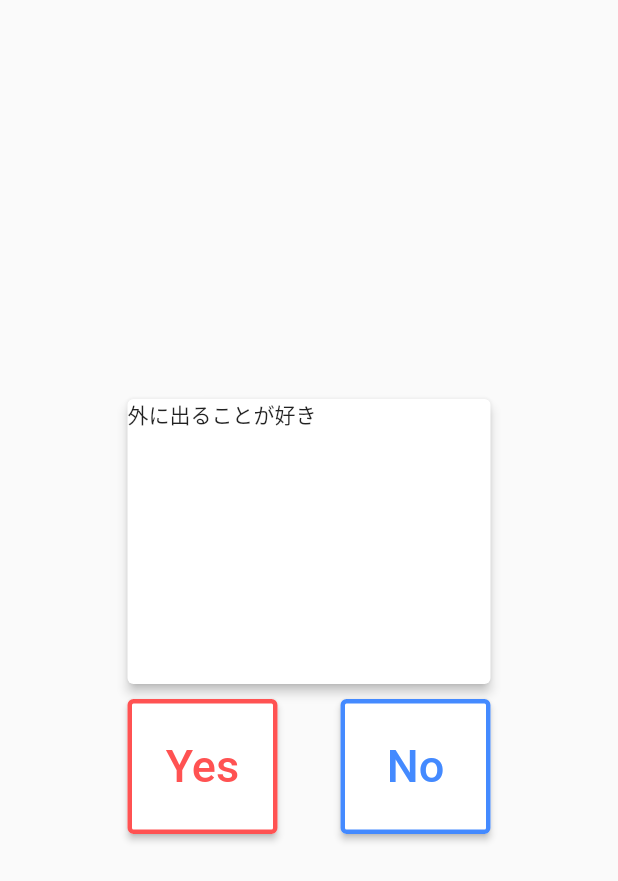
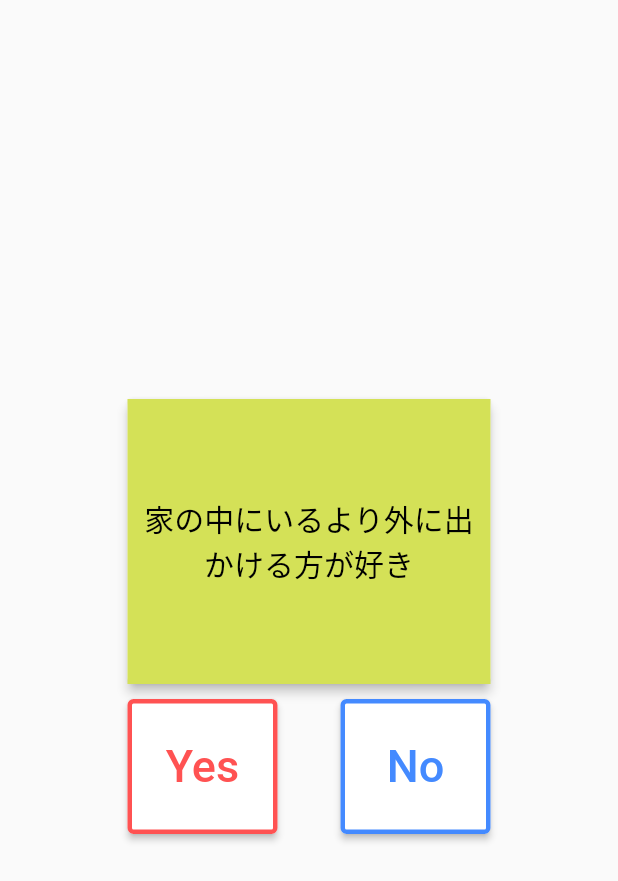
Before and after one commit to kazumahashimoto-rikoten/sorting_hat, a Flutter app: the screen it shows after launch, after a tap on "スタート", on a phone screen of 412 x 824 dp. Shown: the top 881 px of the screen. Run offline on Flutter 3.47's test engine with Material 2 defaults, Android fonts, the phone set to English and light mode, and no system bars; our stand-ins replace flutter_hooks, hooks_riverpod.

Commit message:
質問画面の調整完了

```diff
--- a/lib/main.dart
+++ b/lib/main.dart
@@ -1,9 +1,6 @@
 import 'package:flutter/material.dart';
 import 'package:hooks_riverpod/hooks_riverpod.dart';
 import 'package:sorting_hat/question_screen.dart';
-
-final helloWorldProvider = Provider((_) => 'Hello world'); //プロバイダにクラスを入れることもできる
-//複数指定できる
 
 void main() {
   runApp(
@@ -18,8 +15,6 @@ class MyApp extends HookConsumerWidget {
 
   @override
   Widget build(BuildContext context, WidgetRef ref) {
-    final String value = ref.watch(helloWorldProvider);
-
     return MaterialApp(
       title: 'Flutter Demo',
       theme: ThemeData(
@@ -36,9 +31,6 @@ class StartPage extends HookConsumerWidget {
   @override
   Widget build(BuildContext context, WidgetRef ref) {
     return Scaffold(
-        appBar: AppBar(
-          title: Text('hoge'),
-        ),
         body: Center(
       child: ElevatedButton(
           onPressed: () {
--- a/lib/question_screen.dart
+++ b/lib/question_screen.dart
@@ -7,12 +7,37 @@ import 'dart:math' as math;
 
 class QuestionScreen extends HookConsumerWidget {
   QuestionScreen({Key? key}) : super(key: key);
+  Map score = {"joho": 0, "somu": 0, "zaimu": 0, "kikaku": 0, "koho": 0};
 
   @override
   Widget build(BuildContext context, WidgetRef ref) {
     final i = useState(0);
-    Map score = {"joho": 0, "somu": 0, "zaimu": 0, "kikaku": 0, "koho": 0};
+    var currentQuestion;
+    int? maxValue;
+    String maxKey = '';
 
+    var selectQuestion = (() {
+      if (i.value == 0) {
+        var fQuestions = ref.watch(quesProvider)['first_questions'];
+        int qLength = fQuestions!.length;
+        int random = math.Random().nextInt(qLength);
+        currentQuestion = fQuestions[random];
+        return Text(currentQuestion['question'].toString());
+      } else if (i.value == 1) {
+        var secQuestions = ref.watch(quesProvider)['second_questions'];
+        int qLength = secQuestions!.length;
+        int random = math.Random().nextInt(qLength);
+        currentQuestion = secQuestions[random];
+        return Text(currentQuestion['question'].toString());
+      } else {
+        var otherQuestions = ref.watch(quesProvider)['other_questions'];
+        int qLength = otherQuestions!.length;
+        int random = math.Random().nextInt(qLength);
+        currentQuestion = otherQuestions[random];
+        ref.read(quesProvider)['other_questions']!.removeAt(random);
+        return Text(currentQuestion['question'].toString());
+      }
+    })();
     return WillPopScope(
       onWillPop: () async => false, //スワイプで戻れないように
       child: Scaffold(
@@ -25,57 +50,34 @@ class QuestionScreen extends HookConsumerWidget {
               children: [
                 Card(
                   elevation: 3,
-                  margin: EdgeInsets.only(top: 4, bottom: 6, left: 4, right: 4),
-                  child: SizedBox(
-                    width: 250,
-                    height: 190,
-                    child: (() {
-                      if (i.value == 0) {
-                        var fQuestions =
-                            ref.watch(quesProvider)['first_questions'];
-                        int qLength = fQuestions!.length;
-                        int random = math.Random().nextInt(qLength);
-                        return Text(fQuestions[random]['question'].toString());
-                      } else if (i.value == 1) {
-                        var secQuestions =
-                            ref.watch(quesProvider)['second_questions'];
-                        int qLength = secQuestions!.length;
-                        int random = math.Random().nextInt(qLength);
-                        return Text(
-                            secQuestions[random]['question'].toString());
-                      } else {
-                        var otherQuestions =
-                            ref.watch(quesProvider)['other_questions'];
-                        int qLength = otherQuestions!.length;
-                        int random = math.Random().nextInt(qLength);
-                        var nextQ = otherQuestions[random]['question'];
-                        ref
-                            .read(quesProvider)['other_questions']!
-                            .removeAt(random);
-
-                        // print(ref.read(quesProvider)['other_questions']);
-                        return Text(nextQ.toString());
-                      }
-                    })(),
+                  margin: const EdgeInsets.only(
+                      top: 4, bottom: 6, left: 4, right: 4),
+                  child: DefaultTextStyle(
+                    textAlign: TextAlign.center,
+                    style: const TextStyle(
+                      color: Colors.black,
+                      fontSize: 20,
+                    ),
+                    child: Container(
+                      alignment: Alignment.center,
+                      color: Colors.lime.shade400,
+                      padding: const EdgeInsets.all(5),
+                      width: 250,
+                      height: 190,
+                      child: selectQuestion,
+                    ),
                   ),
                 ),
                 Row(
                   children: [
                     Container(
-                      margin: EdgeInsets.all(4),
+                      margin: const EdgeInsets.all(4),
                       width: 100,
                       height: 90,
                       child: ElevatedButton(
                         onPressed: () {
-                          if (i.value < 10) {
-                            i.value += 1;
-                          } else {
-                            Navigator.push(
-                                context,
-                                MaterialPageRoute(
-                                  builder: (context) => Result("joho"),
-                                ));
-                          }
+                          onPressedCulc(i, currentQuestion, maxValue, maxKey,
+                              context, true);
                         },
                         child: const Text(
                           'Yes',
@@ -99,15 +101,8 @@ class QuestionScreen extends HookConsumerWidget {
                       height: 90,
                       child: ElevatedButton(
                         onPressed: () {
-                          if (i.value < 10) {
-                            i.value += 1;
-                          } else {
-                            Navigator.push(
-                                context,
-                                MaterialPageRoute(
-                                  builder: (context) => Result("joho"),
-                                ));
-                          }
+                          onPressedCulc(i, currentQuestion, maxValue, maxKey,
+                              context, false);
                         },
                         child: const Text(
                           'No',
@@ -133,4 +128,26 @@ class QuestionScreen extends HookConsumerWidget {
       ),
     );
   }
+
+  void onPressedCulc(ValueNotifier<int> i, currentQuestion, int? maxValue,
+      String maxKey, BuildContext context, bool isYes) {
+    if (i.value < 10) {
+      currentQuestion['points'].forEach((String dept, int point) {
+        score[dept] = isYes ? score[dept] + point : score[dept] - point;
+      });
+      i.value += 1;
+    } else {
+      score.forEach((key, value) {
+        if (maxValue == null || value > maxValue) {
+          maxValue = value;
+          maxKey = key;
+        }
+      });
+      Navigator.push(
+          context,
+          MaterialPageRoute(
+            builder: (context) => Result(maxKey),
+          ));
+    }
+  }
 }
--- a/lib/questions.dart
+++ b/lib/questions.dart
@@ -3,11 +3,11 @@ import 'package:hooks_riverpod/hooks_riverpod.dart';
 var quesProvider = Provider((ref) => {
       'first_questions': [
         {
-          'question': '外に出ることが好き',
+          'question': '家の中にいるより外に出かける方が好き',
           'points': {'joho': 2, 'zaimu': 1, 'somu': 1, 'kikaku': 1, 'koho': 1},
         },
         {
-          'question': 'まとめることが好き',
+          'question': '普段からまとめることが好き',
           'points': {'joho': 2, 'zaimu': 1, 'somu': 1, 'kikaku': 1, 'koho': 1},
         },
       ],
```
Also changed, not shown: lib/result.dart (+12 -12 lines). Lines whose indentation alone changed are shown as unchanged.
